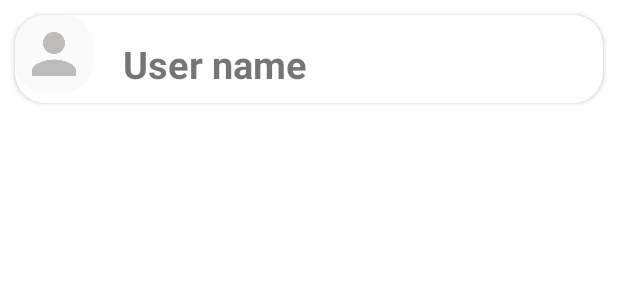
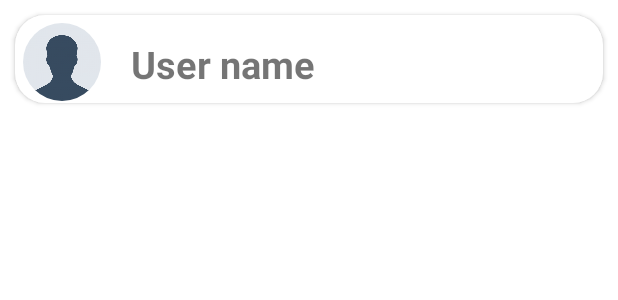
Before and after one commit to chenshein/ChitChatAndroid, an Android app: the layout search_user_recycler_row.xml on its own in the app's theme, with its tools: preview values and no code run, on a phone screen of 412 x 824 dp. Shown: the top 300 px of the screen. Run offline under Robolectric (Android 15) with nearby library versions, the phone set to English and light mode, and no system bars.

Commit message:
update photo users in chats and profile fregment

```diff
--- a/app/src/main/java/com/example/chitchat/Activity/ChatActivity.java
+++ b/app/src/main/java/com/example/chitchat/Activity/ChatActivity.java
@@ -63,9 +63,7 @@ public class ChatActivity extends AppCompatActivity {
 
         //go back to chats view
         back_btn.setOnClickListener(v -> {
-            Intent intent = new Intent(this, AllChatsActivity.class); // Replace PrePreviousActivity with the actual class name of the target activity
-            intent.addFlags(Intent.FLAG_ACTIVITY_CLEAR_TOP);
-            startActivity(intent);
+           onBackPressed();
         });
 
 
--- a/app/src/main/java/com/example/chitchat/Activity/SignUpActivity.java
+++ b/app/src/main/java/com/example/chitchat/Activity/SignUpActivity.java
@@ -17,6 +17,7 @@ import android.widget.TextView;
 import android.widget.Toast;
 
 import androidx.appcompat.app.AppCompatActivity;
+import androidx.appcompat.widget.TooltipCompat;
 
 import com.example.chitchat.R;
 import com.example.chitchat.api.UserAPI;
@@ -63,6 +64,10 @@ public class SignUpActivity extends AppCompatActivity {
         confirm_password = findViewById(R.id.signUp_confirm_password);
         displayName = findViewById(R.id.signUp_displayName);
         photo_upload = findViewById(R.id.profileImage);
+//
+//        TooltipCompat.setTooltipText(username, "Enter at least 3 characters, and at most 16.");
+//        TooltipCompat.setTooltipText(password, "Enter at least 8 characters that contains at least one letter and one number.");
+//        TooltipCompat.setTooltipText(displayName, "Enter at least 3 characters, and at most 16.");
 
         photo_upload.setOnClickListener(new View.OnClickListener() {
             @Override
--- a/app/src/main/res/layout/search_user_recycler_row.xml
+++ b/app/src/main/res/layout/search_user_recycler_row.xml
@@ -8,17 +8,15 @@
     android:elevation="2dp">
 
 
-    <ImageView
+    <de.hdodenhof.circleimageview.CircleImageView
+        android:id="@+id/profile_image_view"
         android:layout_width="52dp"
         android:layout_height="52dp"
-        android:src="@drawable/ic_person_bottom_chat"
-        android:tint="@color/grey"
-        android:padding="4dp"
-        android:backgroundTint="#FAFAFA"
+        android:layout_marginTop="5dp"
+        android:layout_marginLeft="5dp"
+        android:src="@drawable/default_avatar"
         android:layout_centerInParent="true"
-        android:id="@+id/profile_image_view"
-        tools:ignore="UseAppTint"
-        android:background="@drawable/rounded_corner"/>
+        />
 
 
     <TextView
```
Also changed, not shown: app/src/main/java/com/example/chitchat/adapter/UsersListAdapterAddChat.java (+10 -3 lines), app/src/main/java/com/example/chitchat/fragment/ProfileFragment.java (+11 -3 lines), app/src/main/res/layout/activity_signup.xml (+6 -3 lines), app/src/main/res/layout/fragment_profile.xml (+10 -9 lines).
